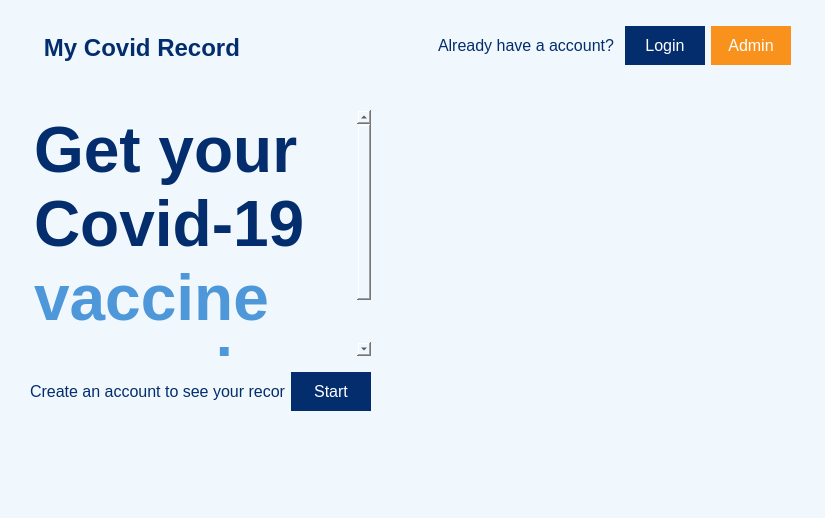
First picture: the form in MCR-app/mainwindow.ui, repository maria-gedye/QTapp, before the edit.
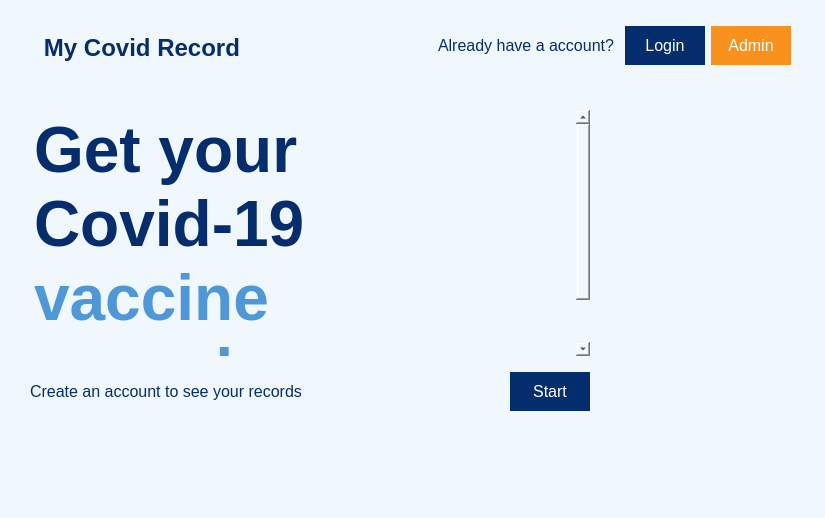
Second picture: the form after the edit. The open tabs and pages were chosen to show the change. Icons and pictures are not drawn.

Diff of the .ui file:
```diff
--- a/MCR-app/mainwindow.ui
+++ b/MCR-app/mainwindow.ui
@@ -190,7 +190,7 @@
        <rect>
         <x>30</x>
         <y>110</y>
-        <width>341</width>
+        <width>560</width>
         <height>311</height>
        </rect>
       </property>
@@ -220,11 +220,11 @@
           <string>&lt;!DOCTYPE HTML PUBLIC &quot;-//W3C//DTD HTML 4.0//EN&quot; &quot;http://www.w3.org/TR/REC-html40/strict.dtd&quot;&gt;
 &lt;html&gt;&lt;head&gt;&lt;meta name=&quot;qrichtext&quot; content=&quot;1&quot; /&gt;&lt;style type=&quot;text/css&quot;&gt;
 p, li { white-space: pre-wrap; }
-&lt;/style&gt;&lt;/head&gt;&lt;body style=&quot; font-family:'.AppleSystemUIFont'; font-size:36pt; font-weight:600; font-style:normal;&quot;&gt;
-&lt;p style=&quot; margin-top:0px; margin-bottom:0px; margin-left:0px; margin-right:0px; -qt-block-indent:0; text-indent:0px;&quot;&gt;&lt;span style=&quot; font-size:48pt; color:#042d6d;&quot;&gt;Get your &lt;/span&gt;&lt;/p&gt;
-&lt;p style=&quot; margin-top:0px; margin-bottom:0px; margin-left:0px; margin-right:0px; -qt-block-indent:0; text-indent:0px;&quot;&gt;&lt;span style=&quot; font-size:48pt; color:#042d6d;&quot;&gt;Covid-19&lt;/span&gt;&lt;span style=&quot; font-size:48pt;&quot;&gt; &lt;/span&gt;&lt;/p&gt;
-&lt;p style=&quot; margin-top:0px; margin-bottom:0px; margin-left:0px; margin-right:0px; -qt-block-indent:0; text-indent:0px;&quot;&gt;&lt;span style=&quot; font-size:48pt; color:#4e97d9;&quot;&gt;vaccine &lt;/span&gt;&lt;/p&gt;
-&lt;p style=&quot; margin-top:0px; margin-bottom:0px; margin-left:0px; margin-right:0px; -qt-block-indent:0; text-indent:0px;&quot;&gt;&lt;span style=&quot; font-size:48pt; color:#4e97d9;&quot;&gt;records&lt;/span&gt;&lt;/p&gt;&lt;/body&gt;&lt;/html&gt;</string>
+&lt;/style&gt;&lt;/head&gt;&lt;body style=&quot; font-family:'SimSun'; font-size:36pt; font-weight:600; font-style:normal;&quot;&gt;
+&lt;p style=&quot; margin-top:0px; margin-bottom:0px; margin-left:0px; margin-right:0px; -qt-block-indent:0; text-indent:0px;&quot;&gt;&lt;span style=&quot; font-family:'.AppleSystemUIFont'; font-size:48pt; color:#042d6d;&quot;&gt;Get your &lt;/span&gt;&lt;/p&gt;
+&lt;p style=&quot; margin-top:0px; margin-bottom:0px; margin-left:0px; margin-right:0px; -qt-block-indent:0; text-indent:0px;&quot;&gt;&lt;span style=&quot; font-family:'.AppleSystemUIFont'; font-size:48pt; color:#042d6d;&quot;&gt;Covid-19&lt;/span&gt;&lt;span style=&quot; font-family:'.AppleSystemUIFont'; font-size:48pt;&quot;&gt; &lt;/span&gt;&lt;/p&gt;
+&lt;p style=&quot; margin-top:0px; margin-bottom:0px; margin-left:0px; margin-right:0px; -qt-block-indent:0; text-indent:0px;&quot;&gt;&lt;span style=&quot; font-family:'.AppleSystemUIFont'; font-size:48pt; color:#4e97d9;&quot;&gt;vaccine &lt;/span&gt;&lt;/p&gt;
+&lt;p style=&quot; margin-top:0px; margin-bottom:0px; margin-left:0px; margin-right:0px; -qt-block-indent:0; text-indent:0px;&quot;&gt;&lt;span style=&quot; font-family:'.AppleSystemUIFont'; font-size:48pt; color:#4e97d9;&quot;&gt;records&lt;/span&gt;&lt;/p&gt;&lt;/body&gt;&lt;/html&gt;</string>
          </property>
         </widget>
        </item>
```
Left out of the diff: 44 changed lines with no effect on the pictures.
